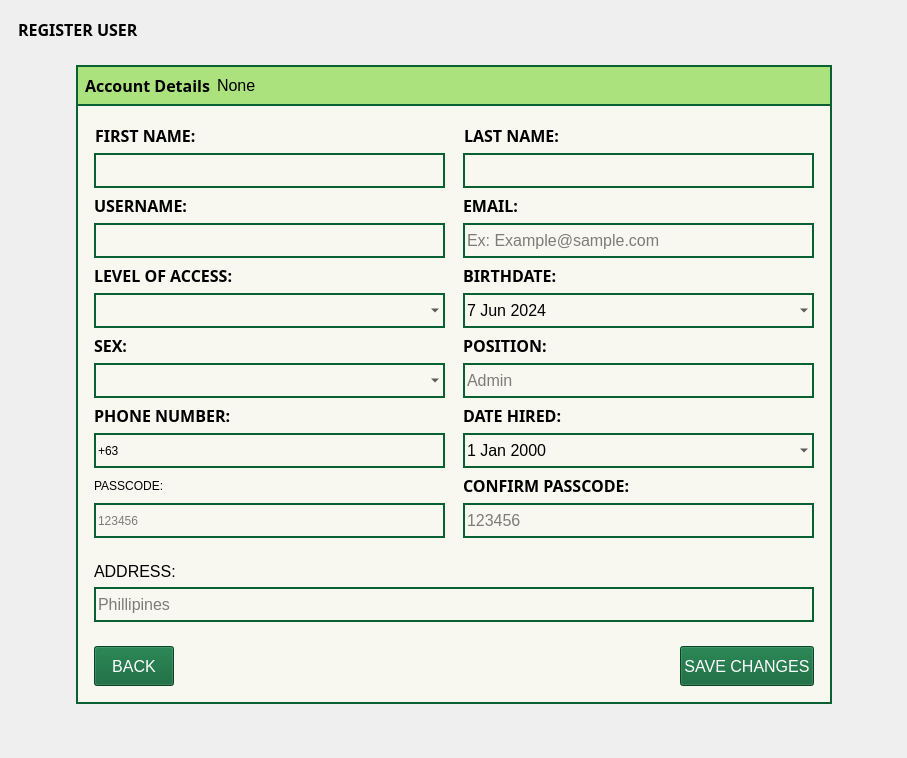
Bideiro/Ranil_project_py, file Screens/MainMenuScreens/Registration/Registration_user.ui: the form before one commit.
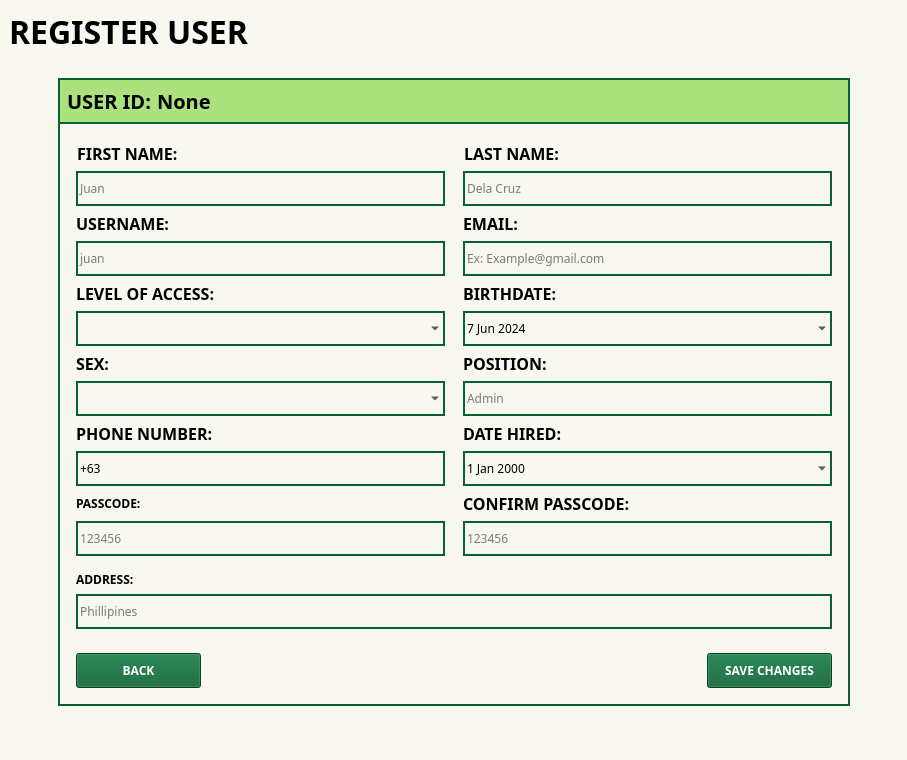
The form after the commit.

The edit to the form file:
```diff
--- a/Screens/MainMenuScreens/Registration/Registration_user.ui
+++ b/Screens/MainMenuScreens/Registration/Registration_user.ui
@@ -7,7 +7,7 @@
     <x>0</x>
     <y>0</y>
     <width>907</width>
-    <height>758</height>
+    <height>760</height>
    </rect>
   </property>
   <property name="font">
@@ -20,18 +20,16 @@
   </property>
   <widget class="QWidget" name="centralwidget">
    <property name="styleSheet">
-    <string notr="true">#widget{
+    <string notr="true">#centralwidget{
+background-color: #F8F8F0;
+}
+#widget{
 background-color: #F8F8F0;
 border: 2px solid #096033;
 }
-.QLabel{
-	font: 700 12pt &quot;DM Sans&quot;;
-}
-.QComboBox
-{
+.QComboBox{
 border : 2px solid #096033;
 background-color:rgba(0,0,0,0);
-font: 700 9pt &quot;Open Sans&quot;;
 }
 .QLineEdit{
 border : 2px solid #096033;
@@ -47,6 +45,18 @@
 }</string>
    </property>
    <layout class="QVBoxLayout" name="verticalLayout_8">
+    <property name="leftMargin">
+     <number>0</number>
+    </property>
+    <property name="topMargin">
+     <number>0</number>
+    </property>
+    <property name="rightMargin">
+     <number>0</number>
+    </property>
+    <property name="bottomMargin">
+     <number>0</number>
+    </property>
     <item>
      <widget class="QWidget" name="widget_7" native="true">
       <property name="sizePolicy">
@@ -67,7 +77,8 @@
          <property name="font">
           <font>
            <family>DM Sans</family>
-           <pointsize>12</pointsize>
+           <pointsize>24</pointsize>
+           <weight>87</weight>
            <italic>false</italic>
            <bold>true</bold>
           </font>
@@ -146,7 +157,8 @@
                <property name="font">
                 <font>
                  <family>DM Sans</family>
-                 <pointsize>12</pointsize>
+                 <pointsize>15</pointsize>
+                 <weight>75</weight>
                  <italic>false</italic>
                  <bold>true</bold>
                 </font>
@@ -155,12 +167,20 @@
                 <string notr="true">background-color:rgba(0,0,0,0);</string>
                </property>
                <property name="text">
-                <string>Account Details</string>
+                <string>USER ID:</string>
                </property>
               </widget>
              </item>
              <item>
               <widget class="QLabel" name="NRUID_L">
+               <property name="font">
+                <font>
+                 <family>DM Sans</family>
+                 <pointsize>15</pointsize>
+                 <weight>75</weight>
+                 <bold>true</bold>
+                </font>
+               </property>
                <property name="text">
                 <string>None</string>
                </property>
@@ -207,6 +227,7 @@
                  <widget class="QWidget" name="widget_3" native="true">
                   <property name="font">
                    <font>
+                    <weight>75</weight>
                     <bold>true</bold>
                    </font>
                   </property>
@@ -226,6 +247,7 @@
                       <font>
                        <family>DM Sans</family>
                        <pointsize>12</pointsize>
+                       <weight>75</weight>
                        <italic>false</italic>
                        <bold>true</bold>
                       </font>
@@ -252,9 +274,17 @@
                        <height>35</height>
                       </size>
                      </property>
+                     <property name="font">
+                      <font>
+                       <family>DM Sans</family>
+                      </font>
+                     </property>
                      <property name="cursorPosition">
                       <number>0</number>
                      </property>
+                     <property name="placeholderText">
+                      <string>Juan</string>
+                     </property>
                     </widget>
                    </item>
                    <item>
@@ -263,6 +293,7 @@
                       <font>
                        <family>DM Sans</family>
                        <pointsize>12</pointsize>
+                       <weight>75</weight>
                        <italic>false</italic>
                        <bold>true</bold>
                       </font>
@@ -286,8 +317,13 @@
                        <height>35</height>
                       </size>
                      </property>
+                     <property name="font">
+                      <font>
+                       <family>DM Sans</family>
+                      </font>
+                     </property>
                      <property name="placeholderText">
-                      <string/>
+                      <string>juan</string>
                      </property>
                     </widget>
                    </item>
@@ -297,6 +333,7 @@
                       <font>
                        <family>DM Sans</family>
                        <pointsize>12</pointsize>
+                       <weight>75</weight>
                        <italic>false</italic>
                        <bold>true</bold>
                       </font>
@@ -320,13 +357,18 @@
                        <height>35</height>
                       </size>
                      </property>
+                     <property name="font">
+                      <font>
+                       <family>DM Sans</family>
+                      </font>
+                     </property>
                      <property name="editable">
                       <bool>false</bool>
                      </property>
                      <property name="currentText">
                       <string/>
                      </property>
-                     <property name="placeholderText">
+                     <property name="placeholderText" stdset="0">
                       <string>Level of Access</string>
                      </property>
                     </widget>
@@ -337,6 +379,7 @@
                       <font>
                        <family>DM Sans</family>
                        <pointsize>12</pointsize>
+                       <weight>75</weight>
                        <italic>false</italic>
                        <bold>true</bold>
                       </font>
@@ -360,7 +403,12 @@
                        <height>35</height>
                       </size>
                      </property>
-                     <property name="placeholderText">
+                     <property name="font">
+                      <font>
+                       <family>DM Sans</family>
+                      </font>
+                     </property>
+                     <property name="placeholderText" stdset="0">
                       <string>Gender:</string>
                      </property>
                     </widget>
@@ -371,6 +419,7 @@
                       <font>
                        <family>DM Sans</family>
                        <pointsize>12</pointsize>
+                       <weight>75</weight>
                        <italic>false</italic>
                        <bold>true</bold>
                       </font>
@@ -394,6 +443,11 @@
                        <height>35</height>
                       </size>
                      </property>
+                     <property name="font">
+                      <font>
+                       <family>DM Sans</family>
+                      </font>
+                     </property>
                      <property name="text">
                       <string>+63</string>
                      </property>
@@ -407,6 +461,13 @@
                    </item>
                    <item>
                     <widget class="QLabel" name="label_14">
+                     <property name="font">
+                      <font>
+                       <family>DM Sans</family>
+                       <weight>75</weight>
+                       <bold>true</bold>
+                      </font>
+                     </property>
                      <property name="text">
                       <string>PASSCODE:</string>
                      </property>
@@ -426,6 +487,11 @@
                        <height>35</height>
                       </size>
                      </property>
+                     <property name="font">
+                      <font>
+                       <family>DM Sans</family>
+                      </font>
+                     </property>
                      <property name="maxLength">
                       <number>6</number>
                      </property>
@@ -458,6 +524,7 @@
                       <font>
                        <family>DM Sans</family>
                        <pointsize>12</pointsize>
+                       <weight>75</weight>
                        <italic>false</italic>
                        <bold>true</bold>
                       </font>
@@ -484,9 +551,17 @@
                        <height>35</height>
                       </size>
                      </property>
+                     <property name="font">
+                      <font>
+                       <family>DM Sans</family>
+                      </font>
+                     </property>
                      <property name="text">
                       <string/>
                      </property>
+                     <property name="placeholderText">
+                      <string>Dela Cruz</string>
+                     </property>
                     </widget>
                    </item>
                    <item>
@@ -495,6 +570,7 @@
                       <font>
                        <family>DM Sans</family>
                        <pointsize>12</pointsize>
+                       <weight>75</weight>
                        <italic>false</italic>
                        <bold>true</bold>
                       </font>
@@ -518,11 +594,16 @@
                        <height>35</height>
                       </size>
                      </property>
+                     <property name="font">
+                      <font>
+                       <family>DM Sans</family>
+                      </font>
+                     </property>
                      <property name="text">
                       <string/>
                      </property>
                      <property name="placeholderText">
-                      <string>Ex: Example@sample.com</string>
+                      <string>Ex: Example@gmail.com</string>
                      </property>
                     </widget>
                    </item>
@@ -532,6 +613,7 @@
                       <font>
                        <family>DM Sans</family>
                        <pointsize>12</pointsize>
+                       <weight>75</weight>
                        <italic>false</italic>
                        <bold>true</bold>
                       </font>
@@ -555,6 +637,11 @@
                        <height>35</height>
                       </size>
                      </property>
+                     <property name="font">
+                      <font>
+                       <family>DM Sans</family>
+                      </font>
+                     </property>
                      <property name="wrapping">
                       <bool>false</bool>
                      </property>
@@ -595,6 +682,7 @@
                       <font>
                        <family>DM Sans</family>
                        <pointsize>12</pointsize>
+                       <weight>75</weight>
                        <italic>false</italic>
                        <bold>true</bold>
                       </font>
@@ -618,6 +706,11 @@
                        <height>35</height>
                       </size>
                      </property>
+                     <property name="font">
+                      <font>
+                       <family>DM Sans</family>
+                      </font>
+                     </property>
                      <property name="text">
                       <string/>
                      </property>
@@ -632,6 +725,7 @@
                       <font>
                        <family>DM Sans</family>
                        <pointsize>12</pointsize>
+                       <weight>75</weight>
                        <italic>false</italic>
                        <bold>true</bold>
                       </font>
@@ -655,6 +749,11 @@
                        <height>35</height>
                       </size>
                      </property>
+                     <property name="font">
+                      <font>
+                       <family>DM Sans</family>
+                      </font>
+                     </property>
                      <property name="buttonSymbols">
                       <enum>QAbstractSpinBox::NoButtons</enum>
                      </property>
@@ -675,6 +774,7 @@
                       <font>
                        <family>DM Sans</family>
                        <pointsize>12</pointsize>
+                       <weight>75</weight>
                        <italic>false</italic>
                        <bold>true</bold>
                       </font>
@@ -698,6 +798,11 @@
                        <height>35</height>
                       </size>
                      </property>
+                     <property name="font">
+                      <font>
+                       <family>DM Sans</family>
+                      </font>
+                     </property>
                      <property name="maxLength">
                       <number>6</number>
                      </property>
@@ -721,8 +826,18 @@
                 </size>
                </property>
                <layout class="QVBoxLayout" name="verticalLayout_7">
+                <property name="topMargin">
+                 <number>0</number>
+                </property>
                 <item>
                  <widget class="QLabel" name="label_15">
+                  <property name="font">
+                   <font>
+                    <family>DM Sans</family>
+                    <weight>75</weight>
+                    <bold>true</bold>
+                   </font>
+                  </property>
                   <property name="text">
                    <string>ADDRESS:</string>
                   </property>
@@ -742,6 +857,11 @@
                     <height>35</height>
                    </size>
                   </property>
+                  <property name="font">
+                   <font>
+                    <family>DM Sans</family>
+                   </font>
+                  </property>
                   <property name="text">
                    <string/>
                   </property>
@@ -760,10 +880,17 @@
                  <widget class="QPushButton" name="back_btn">
                   <property name="minimumSize">
                    <size>
-                    <width>0</width>
-                    <height>40</height>
+                    <width>125</width>
+                    <height>35</height>
                    </size>
                   </property>
+                  <property name="font">
+                   <font>
+                    <family>DM Sans</family>
+                    <weight>75</weight>
+                    <bold>true</bold>
+                   </font>
+                  </property>
                   <property name="text">
                    <string>BACK</string>
                   </property>
@@ -786,10 +913,17 @@
                  <widget class="QPushButton" name="save_btn">
                   <property name="minimumSize">
                    <size>
-                    <width>0</width>
-                    <height>40</height>
+                    <width>125</width>
+                    <height>35</height>
                    </size>
                   </property>
+                  <property name="font">
+                   <font>
+                    <family>DM Sans</family>
+                    <weight>75</weight>
+                    <bold>true</bold>
+                   </font>
+                  </property>
                   <property name="text">
                    <string>SAVE CHANGES</string>
                   </property>
```
